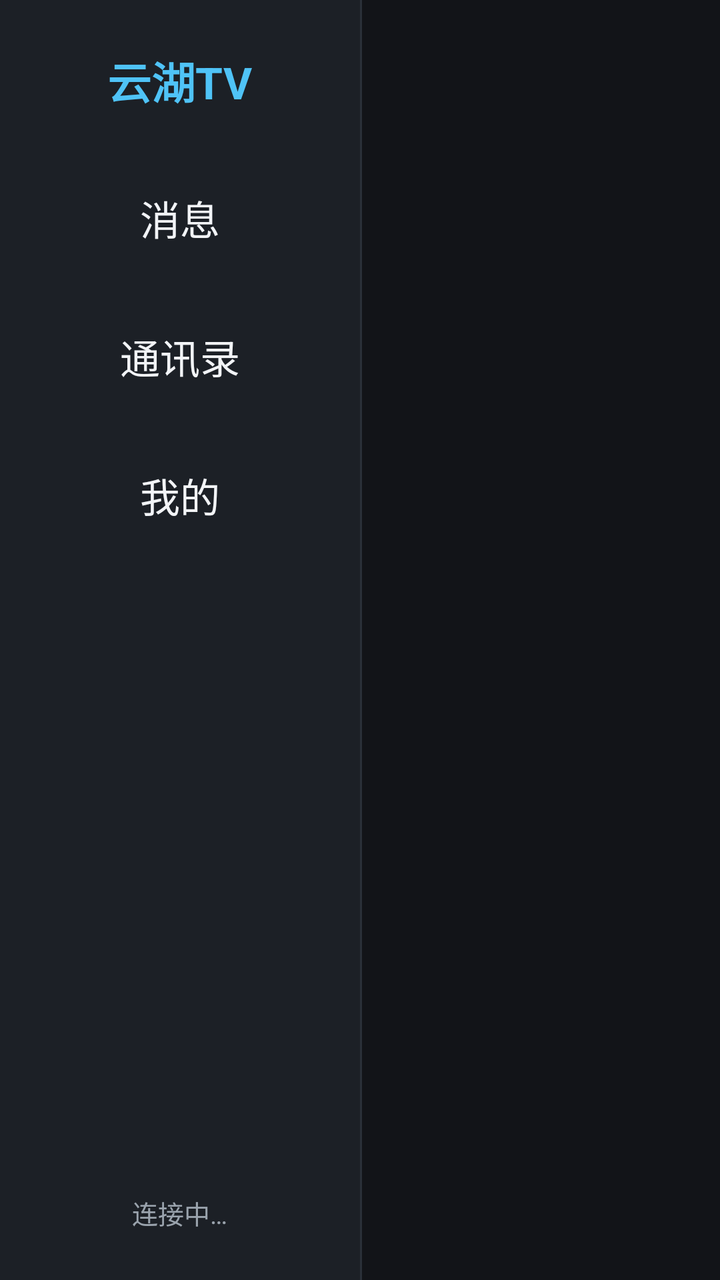
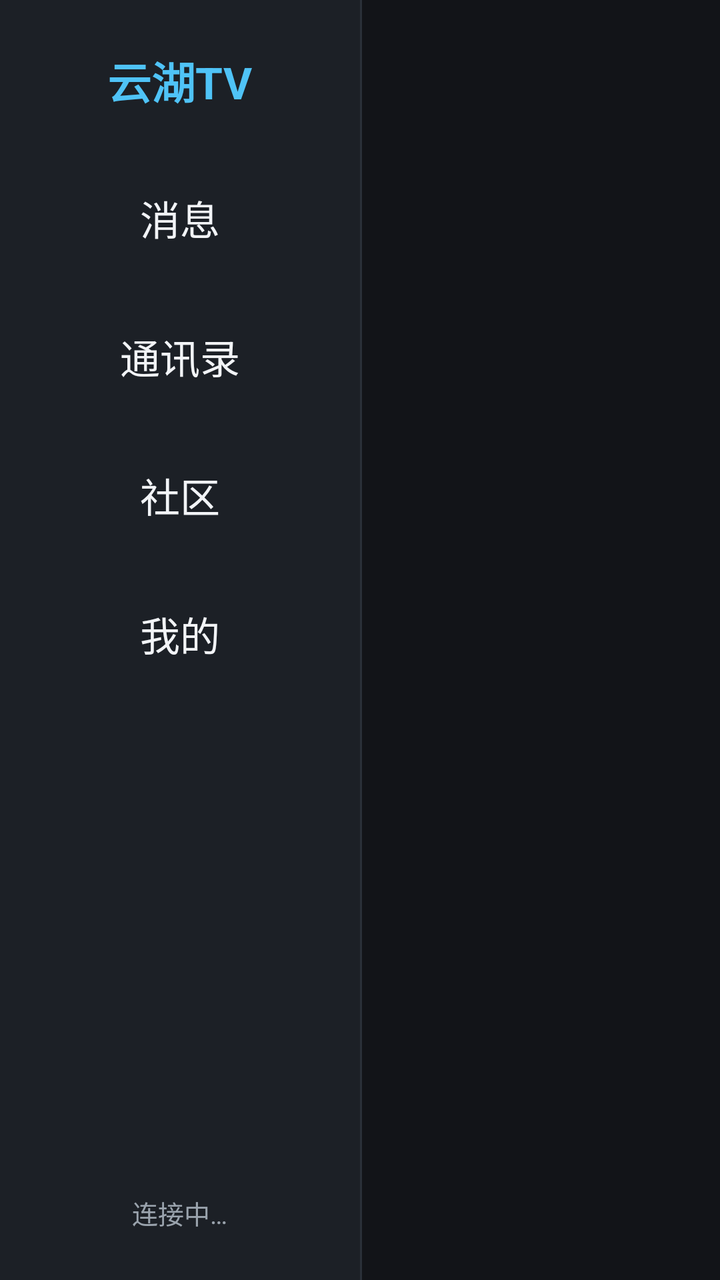

The first picture is an Android layout as it rendered before a commit; the second is the same layout after the commit. The layout source and the unified diff follow.
<!-- AndroidManifest.xml: application theme Theme.YunHuTv -->
<!-- res/layout/activity_main.xml -->
<?xml version="1.0" encoding="utf-8"?>
<LinearLayout xmlns:android="http://schemas.android.com/apk/res/android"
    android:layout_width="match_parent"
    android:layout_height="match_parent"
    android:orientation="horizontal">

    
    <LinearLayout
        android:layout_width="180dp"
        android:layout_height="match_parent"
        android:background="@color/panel"
        android:gravity="center_horizontal"
        android:orientation="vertical"
        android:paddingTop="24dp"
        android:paddingBottom="24dp">

        <TextView
            android:layout_width="wrap_content"
            android:layout_height="wrap_content"
            android:layout_marginBottom="24dp"
            android:text="@string/app_name"
            android:textColor="@color/accent"
            android:textSize="22sp"
            android:textStyle="bold" />

        <TextView
            android:id="@+id/tab_conversation"
            android:layout_width="match_parent"
            android:layout_height="wrap_content"
            android:layout_marginStart="16dp"
            android:layout_marginEnd="16dp"
            android:layout_marginBottom="12dp"
            android:background="@drawable/bg_item_focus"
            android:focusable="true"
            android:gravity="center"
            android:padding="14dp"
            android:text="消息"
            android:textColor="@color/text_primary"
            android:textSize="20sp" />

        <TextView
            android:id="@+id/tab_contacts"
            android:layout_width="match_parent"
            android:layout_height="wrap_content"
            android:layout_marginStart="16dp"
            android:layout_marginEnd="16dp"
            android:layout_marginBottom="12dp"
            android:background="@drawable/bg_item_focus"
            android:focusable="true"
            android:gravity="center"
            android:padding="14dp"
            android:text="通讯录"
            android:textColor="@color/text_primary"
            android:textSize="20sp" />

        <TextView
            android:id="@+id/tab_me"
            android:layout_width="match_parent"
            android:layout_height="wrap_content"
            android:layout_marginStart="16dp"
            android:layout_marginEnd="16dp"
            android:background="@drawable/bg_item_focus"
            android:focusable="true"
            android:gravity="center"
            android:padding="14dp"
            android:text="我的"
            android:textColor="@color/text_primary"
            android:textSize="20sp" />

        <View
            android:layout_width="0dp"
            android:layout_height="0dp"
            android:layout_weight="1" />

        <TextView
            android:id="@+id/tv_ws_state"
            android:layout_width="wrap_content"
            android:layout_height="wrap_content"
            android:text="连接中…"
            android:textColor="@color/text_secondary"
            android:textSize="13sp" />
    </LinearLayout>

    <View
        android:layout_width="1dp"
        android:layout_height="match_parent"
        android:background="@color/panel_focus" />

    
    <FrameLayout
        android:layout_width="match_parent"
        android:layout_height="match_parent">

        <FrameLayout
            android:id="@+id/panel_conversations"
            android:layout_width="match_parent"
            android:layout_height="match_parent">

            <androidx.recyclerview.widget.RecyclerView
                android:id="@+id/rv_conversations"
                android:layout_width="match_parent"
                android:layout_height="match_parent"
                android:clipToPadding="false"
                android:padding="16dp" />

            <TextView
                android:id="@+id/tv_conversation_empty"
                android:layout_width="wrap_content"
                android:layout_height="wrap_content"
                android:layout_gravity="center"
                android:text="暂无会话"
                android:textColor="@color/text_secondary"
                android:textSize="18sp"
                android:visibility="gone" />
        </FrameLayout>

        <FrameLayout
            android:id="@+id/panel_contacts"
            android:layout_width="match_parent"
            android:layout_height="match_parent"
            android:visibility="gone">

            <androidx.recyclerview.widget.RecyclerView
                android:id="@+id/rv_contacts"
                android:layout_width="match_parent"
                android:layout_height="match_parent"
                android:clipToPadding="false"
                android:padding="16dp" />

            <TextView
                android:id="@+id/tv_contacts_empty"
                android:layout_width="wrap_content"
                android:layout_height="wrap_content"
                android:layout_gravity="center"
                android:text="暂无联系人"
                android:textColor="@color/text_secondary"
                android:textSize="18sp"
                android:visibility="gone" />
        </FrameLayout>

        <LinearLayout
            android:id="@+id/panel_me"
            android:layout_width="match_parent"
            android:layout_height="match_parent"
            android:gravity="center"
            android:orientation="vertical"
            android:visibility="gone">

            <ImageView
                android:id="@+id/iv_my_avatar"
                android:layout_width="120dp"
                android:layout_height="120dp"
                android:background="@drawable/bg_card"
                android:scaleType="centerCrop" />

            <TextView
                android:id="@+id/tv_my_name"
                android:layout_width="wrap_content"
                android:layout_height="wrap_content"
                android:layout_marginTop="20dp"
                android:textColor="@color/text_primary"
                android:textSize="26sp"
                android:textStyle="bold" />

            <TextView
                android:id="@+id/tv_my_id"
                android:layout_width="wrap_content"
                android:layout_height="wrap_content"
                android:layout_marginTop="8dp"
                android:textColor="@color/text_secondary"
                android:textSize="16sp" />

            <TextView
                android:id="@+id/tv_my_coin"
                android:layout_width="wrap_content"
                android:layout_height="wrap_content"
                android:layout_marginTop="8dp"
                android:textColor="@color/text_secondary"
                android:textSize="16sp" />

            <Button
                android:id="@+id/btn_logout"
                android:layout_width="240dp"
                android:layout_height="52dp"
                android:layout_marginTop="36dp"
                android:background="@drawable/bg_button_focus"
                android:text="退出登录"
                android:textColor="@color/white"
                android:textSize="18sp" />
        </LinearLayout>
    </FrameLayout>
</LinearLayout>
<!-- resources referenced by this layout -->
<resources>
  <color name="accent">#FF4FC3F7</color>
  <color name="panel">#FF1C2026</color>
  <color name="panel_focus">#FF2A3038</color>
  <color name="text_primary">#FFF2F4F7</color>
  <color name="text_secondary">#FF9AA3AD</color>
  <color name="white">#FFFFFFFF</color>
  <!-- drawable bg_button_focus (drawable) -->
  <?xml version="1.0" encoding="utf-8"?>
  <selector xmlns:android="http://schemas.android.com/apk/res/android">
      <item android:state_focused="true">
          <shape android:shape="rectangle">
              <solid android:color="@color/accent" />
              <corners android:radius="8dp" />
          </shape>
      </item>
      <item>
          <shape android:shape="rectangle">
              <solid android:color="@color/panel_focus" />
              <corners android:radius="8dp" />
          </shape>
      </item>
  </selector>
  <!-- drawable bg_card (drawable) -->
  <?xml version="1.0" encoding="utf-8"?>
  <shape xmlns:android="http://schemas.android.com/apk/res/android" android:shape="rectangle">
      <solid android:color="@color/panel" />
      <corners android:radius="12dp" />
  </shape>
  <!-- drawable bg_item_focus (drawable) -->
  <?xml version="1.0" encoding="utf-8"?>
  <selector xmlns:android="http://schemas.android.com/apk/res/android">
      <item android:state_focused="true">
          <shape android:shape="rectangle">
              <solid android:color="@color/panel_focus" />
              <stroke android:width="2dp" android:color="@color/accent" />
              <corners android:radius="10dp" />
          </shape>
      </item>
      <item>
          <shape android:shape="rectangle">
              <solid android:color="@android:color/transparent" />
              <stroke android:width="2dp" android:color="@android:color/transparent" />
              <corners android:radius="10dp" />
          </shape>
      </item>
  </selector>
  <string name="app_name">云湖TV</string>
  <style name="Theme.YunHuTv" parent="Theme.AppCompat.NoActionBar">
          <item name="android:windowBackground">@color/bg</item>
          <item name="colorAccent">@color/accent</item>
          <item name="android:colorForeground">@color/panel_focus</item>
          <item name="android:textColorPrimary">@color/text_primary</item>
          <item name="android:textColorSecondary">@color/text_secondary</item>
          <item name="android:editTextColor">@color/text_primary</item>
          <item name="android:textColorHint">@color/text_secondary</item>
      </style>
  <color name="bg">#FF121418</color>
</resources>

<!-- the commit's change to res/layout/activity_main.xml (unified diff, before → after) -->
@@ -54,6 +54,21 @@
             android:textSize="20sp" />
 
         <TextView
+            android:id="@+id/tab_community"
+            android:layout_width="match_parent"
+            android:layout_height="wrap_content"
+            android:layout_marginStart="16dp"
+            android:layout_marginEnd="16dp"
+            android:layout_marginBottom="12dp"
+            android:background="@drawable/bg_item_focus"
+            android:focusable="true"
+            android:gravity="center"
+            android:padding="14dp"
+            android:text="社区"
+            android:textColor="@color/text_primary"
+            android:textSize="20sp" />
+
+        <TextView
             android:id="@+id/tab_me"
             android:layout_width="match_parent"
             android:layout_height="wrap_content"
@@ -137,6 +152,65 @@
                 android:textSize="18sp"
                 android:visibility="gone" />
         </FrameLayout>
+
+        <LinearLayout
+            android:id="@+id/panel_community"
+            android:layout_width="match_parent"
+            android:layout_height="match_parent"
+            android:orientation="vertical"
+            android:visibility="gone">
+
+            
+            <LinearLayout
+                android:layout_width="match_parent"
+                android:layout_height="wrap_content"
+                android:orientation="horizontal"
+                android:paddingStart="16dp"
+                android:paddingTop="16dp"
+                android:paddingEnd="16dp">
+
+                <Button
+                    android:id="@+id/btn_ba_followed"
+                    android:layout_width="160dp"
+                    android:layout_height="48dp"
+                    android:background="@drawable/bg_button_focus"
+                    android:text="已关注版块"
+                    android:textColor="@color/white"
+                    android:textSize="16sp" />
+
+                <Button
+                    android:id="@+id/btn_ba_all"
+                    android:layout_width="160dp"
+                    android:layout_height="48dp"
+                    android:layout_marginStart="12dp"
+                    android:background="@drawable/bg_button_focus"
+                    android:text="全部版块"
+                    android:textColor="@color/white"
+                    android:textSize="16sp" />
+            </LinearLayout>
+
+            <FrameLayout
+                android:layout_width="match_parent"
+                android:layout_height="match_parent">
+
+                <androidx.recyclerview.widget.RecyclerView
+                    android:id="@+id/rv_bas"
+                    android:layout_width="match_parent"
+                    android:layout_height="match_parent"
+                    android:clipToPadding="false"
+                    android:padding="16dp" />
+
+                <TextView
+                    android:id="@+id/tv_ba_empty"
+                    android:layout_width="wrap_content"
+                    android:layout_height="wrap_content"
+                    android:layout_gravity="center"
+                    android:text="暂无版块"
+                    android:textColor="@color/text_secondary"
+                    android:textSize="18sp"
+                    android:visibility="gone" />
+            </FrameLayout>
+        </LinearLayout>
 
         <LinearLayout
             android:id="@+id/panel_me"
